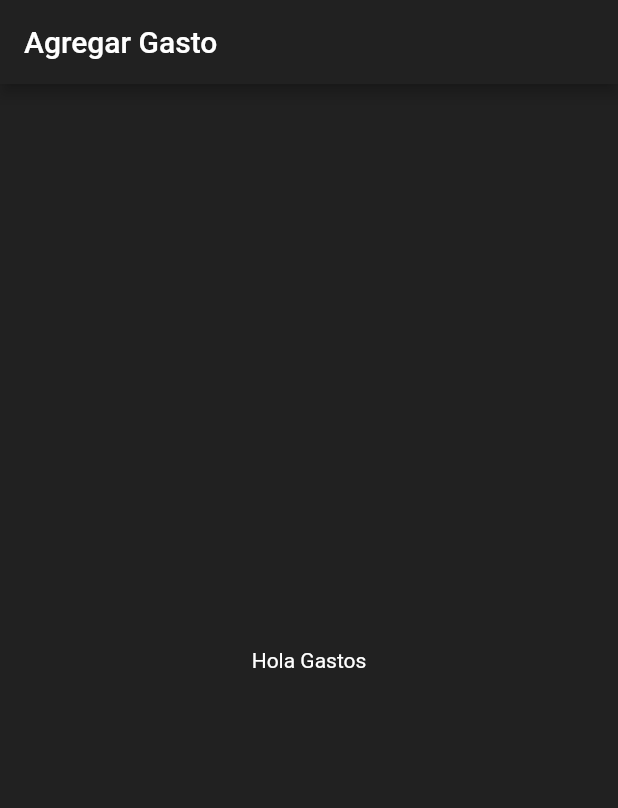
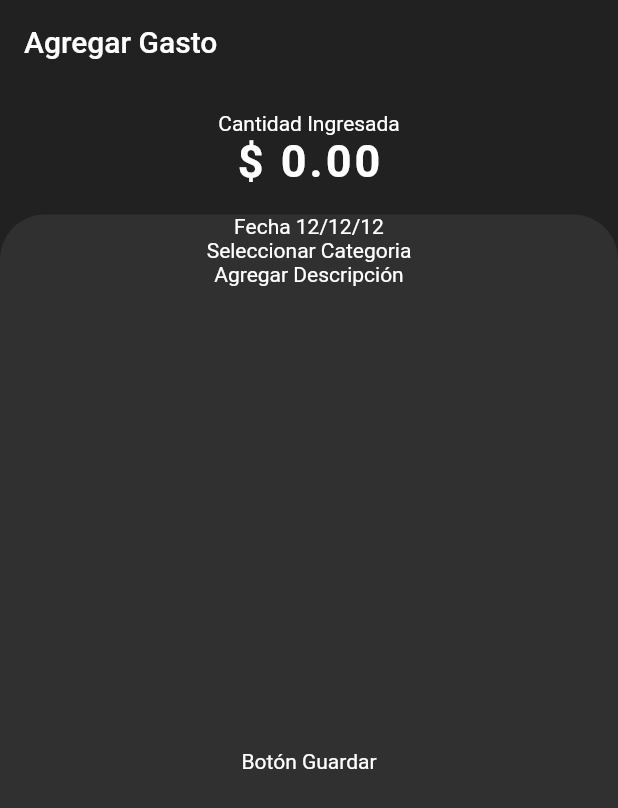
Before and after one commit to Black246/app_control_gastos, a Flutter app: the AddExpenses screen opened directly, on a phone screen of 412 x 824 dp. Shown: the top 808 px of the screen. Run offline on Flutter 3.47's test engine with Material 2 defaults, Android fonts, the phone set to English and light mode, and no system bars; our stand-ins replace flutter_speed_dial.

Commit message:
ya esta por terminarse el modulo de gastos

```diff
--- a/expenses_app/lib/interface/app.dart
+++ b/expenses_app/lib/app.dart
@@ -1,5 +1,5 @@
-import 'package:expenses_app/interface/pages/add_expense.dart';
-import 'package:expenses_app/interface/pages/home_page.dart';
+import 'package:expenses_app/pages/add_expense.dart';
+import 'package:expenses_app/pages/home_page.dart';
 import 'package:flutter/material.dart';
 
 class MyApp extends StatelessWidget {
@@ -22,7 +22,6 @@ class MyApp extends StatelessWidget {
       initialRoute: 'home',
       routes: {
         'home': (_) => const HomePage(),
-        'addEntries': (_) => const AddExpenses()
       },
     );
   }
--- a/expenses_app/lib/interface/pages/add_expense.dart
+++ /dev/null
@@ -1,17 +0,0 @@
-import 'package:flutter/material.dart';
-
-class AddExpenses extends StatelessWidget {
-  const AddExpenses({Key? key}) : super(key: key);
-
-  @override
-  Widget build(BuildContext context) {
-    return Scaffold(
-      appBar: AppBar(
-        title: const Text('Agregar Gasto'),
-      ),
-      body: const Center(
-        child: Text('Hola Gastos'),
-      ),
-    );
-  }
-}
--- a/expenses_app/lib/main.dart
+++ b/expenses_app/lib/main.dart
@@ -1,7 +1,7 @@
 import 'package:expenses_app/providers/ui_provider.dart';
 import 'package:flutter/material.dart';
 import 'package:provider/provider.dart';
-import 'interface/app.dart';
+import 'app.dart';
 
 void main() => runApp(MultiProvider(
     providers: [ChangeNotifierProvider(create: (_) => UIProvider())],
--- /dev/null
+++ b/expenses_app/lib/pages/add_expense.dart
@@ -0,0 +1,39 @@
+import 'package:expenses_app/widgets/add_expenses_wt/bs_number_keyboard.dart';
+import 'package:flutter/material.dart';
+
+import '../utils/constans.dart';
+
+class AddExpenses extends StatelessWidget {
+  const AddExpenses({Key? key}) : super(key: key);
+
+  @override
+  Widget build(BuildContext context) {
+    return Scaffold(
+      appBar: AppBar(
+        title: const Text('Agregar Gasto'),
+        elevation: 0.0,
+      ),
+      body: Column(
+        children: [
+          const BSNumberKeyboard(),
+          Expanded(
+            child: Container(
+              width: double.infinity,
+              decoration: Constants.sheetBoxDecoration(
+                  Theme.of(context).primaryColorDark),
+              child: Column(
+                mainAxisAlignment: MainAxisAlignment.center,
+                children: const [
+                  Text('Fecha 12/12/12'),
+                  Text('Seleccionar Categoria'),
+                  Text('Agregar Descripción'),
+                  Expanded(child: Center(child: Text('Botón Guardar')))
+                ],
+              ),
+            ),
+          )
+        ],
+      ),
+    );
+  }
+}
--- a/expenses_app/lib/interface/pages/balance_page.dart
+++ b/expenses_app/lib/pages/balance_page.dart
@@ -1,8 +1,8 @@
 import 'dart:math';
 
-import 'package:expenses_app/interface/widgets/home_page_wt/balance_page_wt/back_sheet.dart';
-import 'package:expenses_app/interface/widgets/home_page_wt/balance_page_wt/custom_fab.dart';
-import 'package:expenses_app/interface/widgets/home_page_wt/balance_page_wt/fron_sheet.dart';
+import 'package:expenses_app/widgets/balance_page_wt/back_sheet.dart';
+import 'package:expenses_app/widgets/balance_page_wt/custom_fab.dart';
+import 'package:expenses_app/widgets/balance_page_wt/fron_sheet.dart';
 import 'package:flutter/foundation.dart';
 import 'package:flutter/material.dart';
 
--- a/expenses_app/lib/interface/pages/home_page.dart
+++ b/expenses_app/lib/pages/home_page.dart
@@ -1,9 +1,9 @@
-import 'package:expenses_app/interface/pages/balance_page.dart';
-import 'package:expenses_app/interface/pages/charts_page.dart';
+import 'package:expenses_app/pages/balance_page.dart';
+import 'package:expenses_app/pages/charts_page.dart';
 import 'package:flutter/material.dart';
 import 'package:provider/provider.dart';
 
-import '../../providers/ui_provider.dart';
+import '../providers/ui_provider.dart';
 import '../widgets/home_page_wt/custom_navigation_bar.dart';
 
 class HomePage extends StatelessWidget {
--- a/expenses_app/lib/interface/widgets/home_page_wt/balance_page_wt/custom_fab.dart
+++ b/expenses_app/lib/widgets/balance_page_wt/custom_fab.dart
@@ -1,5 +1,5 @@
-import 'package:expenses_app/interface/pages/add_entries.dart';
-import 'package:expenses_app/interface/pages/add_expense.dart';
+import 'package:expenses_app/pages/add_entries.dart';
+import 'package:expenses_app/pages/add_expense.dart';
 import 'package:expenses_app/utils/page_animation_routes.dart';
 import 'package:flutter/material.dart';
 import 'package:flutter_speed_dial/flutter_speed_dial.dart';
```
Also changed, not shown: expenses_app/lib/utils/constans.dart (+19 -0 lines), expenses_app/lib/widgets/add_expenses_wt/bs_number_keyboard.dart (added, +166 -0 lines), expenses_app/lib/pages/add_entries.dart (renamed from expenses_app/lib/interface/pages/add_entries.dart), expenses_app/lib/pages/charts_page.dart (renamed from expenses_app/lib/interface/pages/charts_page.dart), expenses_app/lib/widgets/balance_page_wt/back_sheet.dart (renamed from expenses_app/lib/interface/widgets/home_page_wt/balance_page_wt/back_sheet.dart), expenses_app/lib/widgets/balance_page_wt/fron_sheet.dart (renamed from expenses_app/lib/interface/widgets/home_page_wt/balance_page_wt/fron_sheet.dart), expenses_app/lib/widgets/home_page_wt/custom_navigation_bar.dart (renamed from expenses_app/lib/interface/widgets/home_page_wt/custom_navigation_bar.dart), 1 other file.
